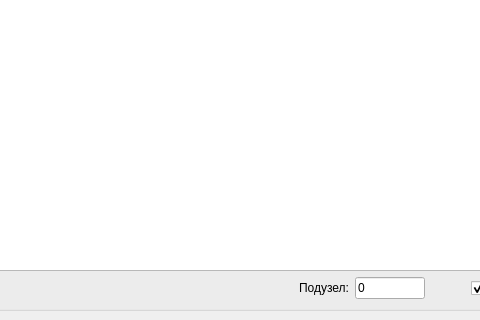
alex-krutikov/MkStudio, file src/mmpm/ui/mainwindow.ui: the form before one commit; both pictures show x 284 to 764 and y 297 to 617 of the 968 by 617 pixel window.
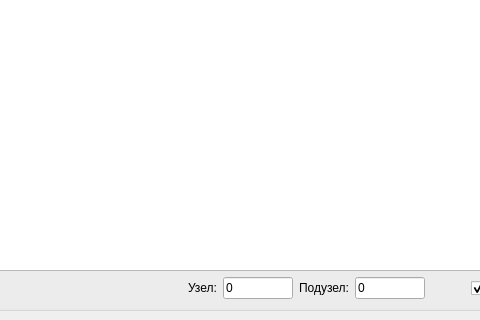
The form after the commit. Icons and pictures are not drawn.

Commit message: MMpM: Переработан GUI (спрятаны неиспользуемые функции), разные мелкие правки.

Diff of the .ui file:
```diff
--- a/src/mmpm/ui/mainwindow.ui
+++ b/src/mmpm/ui/mainwindow.ui
@@ -369,6 +369,26 @@
            </property>
           </spacer>
          </item>
+         <item>
+          <widget class="QLabel" name="label_2">
+           <property name="text">
+            <string>Узел:</string>
+           </property>
+          </widget>
+         </item>
+         <item>
+          <widget class="QLineEdit" name="le_node">
+           <property name="maximumSize">
+            <size>
+             <width>70</width>
+             <height>16777215</height>
+            </size>
+           </property>
+           <property name="text">
+            <string>0</string>
+           </property>
+          </widget>
+         </item>
          <item>
           <widget class="QLabel" name="label">
            <property name="text">
```
Left out of the diff: 18 changed lines with no effect on the pictures. The commit also changes 5 other files.
